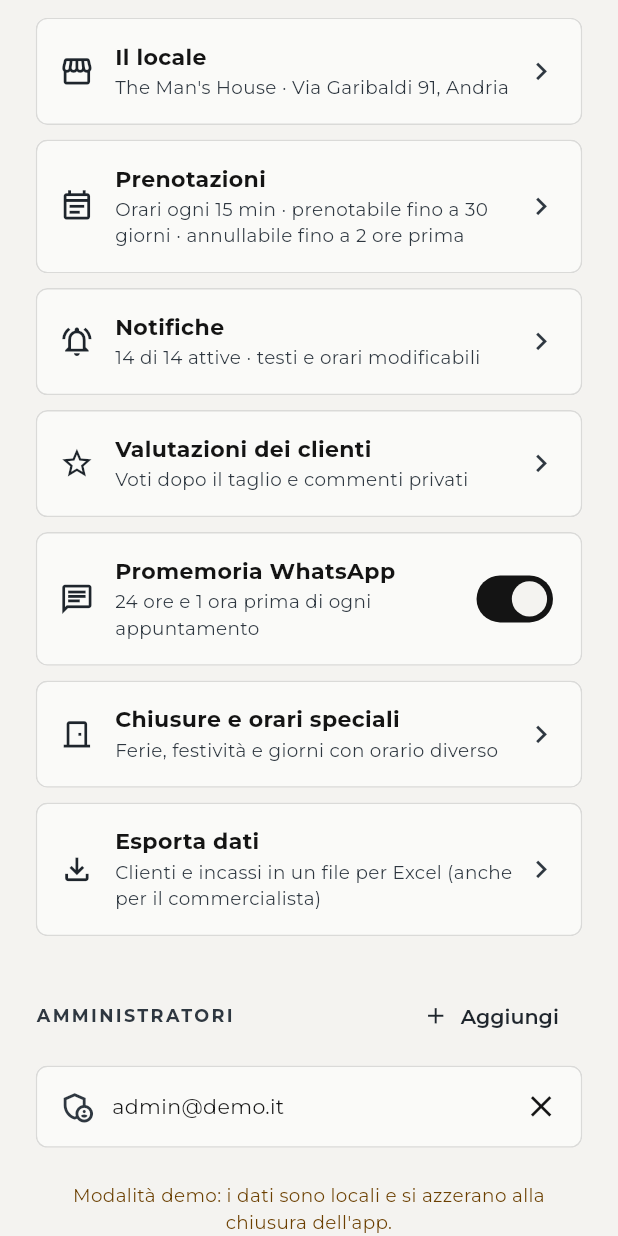
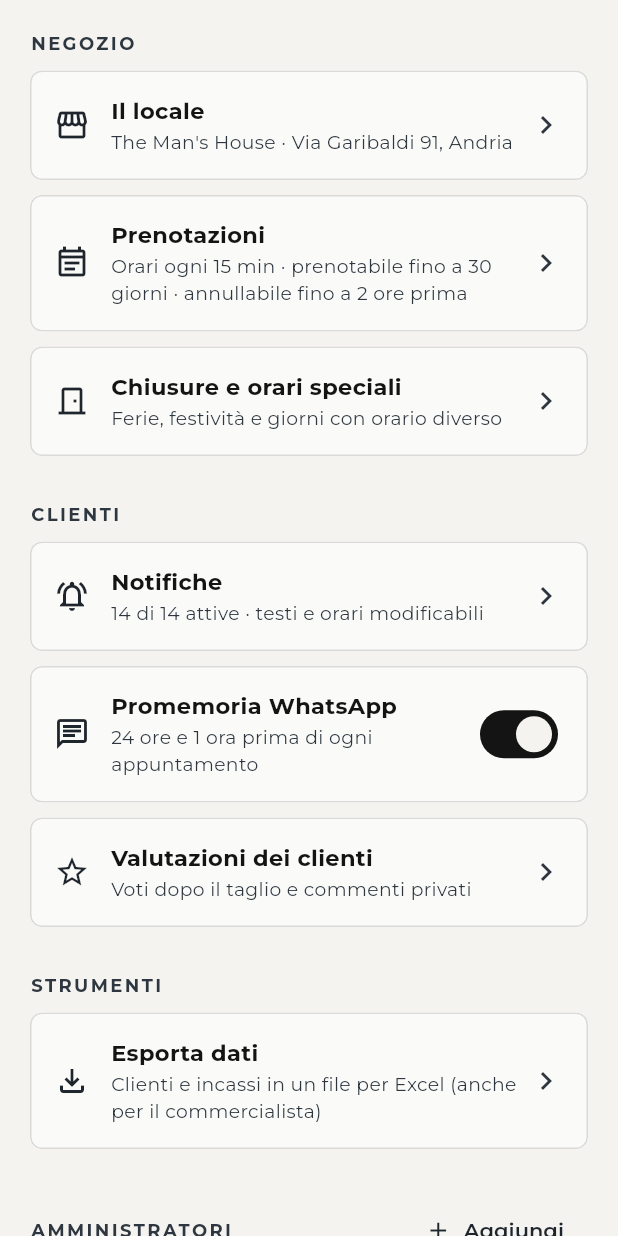
Before and after one commit to felixone04/the-mans-house, a Flutter app: the SettingsTab widget shown alone on an empty page, opened directly, on a phone screen of 412 x 824 dp. Run offline on Flutter 3.47's test engine with Material 3 defaults, Android fonts, the phone set to English and light mode, and no system bars; our stand-ins replace flutter_local_notifications, google_fonts, image_picker, share_plus, shared_preferences, supabase_flutter and 1 more; accounts and stored records are empty.

Commit message:
Opzioni dell'area riservata a grandezza normale, divise in Negozio, Clienti, Strumenti e Amministratori

```diff
--- a/lib/screens/admin/settings_tab.dart
+++ b/lib/screens/admin/settings_tab.dart
@@ -236,14 +236,33 @@ class _SettingsTabState extends State<SettingsTab> {
       ),
     );
 
-    return FitBody(
-      maxWidth: 800,
-      alignment: Alignment.topCenter,
-      child: Column(
-        mainAxisSize: MainAxisSize.min,
+    // voci a grandezza normale, raggruppate; su tablet e computer in due colonne
+    Widget group(String title, List<Widget> tiles) => LayoutBuilder(
+      builder: (context, c) {
+        final two = c.maxWidth >= 700;
+        final w = two ? (c.maxWidth - 12) / 2 : c.maxWidth;
+        return Column(
           crossAxisAlignment: CrossAxisAlignment.stretch,
           children: [
-          const SizedBox(height: 12),
+            SectionTitle(title),
+            Wrap(
+              spacing: 12,
+              children: [for (final t in tiles) SizedBox(width: w, child: t)],
+            ),
+          ],
+        );
+      },
+    );
+
+    return ListView(
+      padding: const EdgeInsets.only(bottom: 32),
+      children: [
+        ResponsiveCenter(
+          maxWidth: 900,
+          child: Column(
+            crossAxisAlignment: CrossAxisAlignment.stretch,
+            children: [
+              group('Negozio', [
                 tile(
                   Icons.storefront_outlined,
                   'Il locale',
@@ -255,7 +274,12 @@ class _SettingsTabState extends State<SettingsTab> {
                     _field('maps', 'Link Google Maps', icon: Icons.map_outlined, type: TextInputType.url),
                     _field('phone', 'Telefono', icon: Icons.call_outlined, type: TextInputType.phone),
                     _field('whatsapp', 'WhatsApp del negozio', icon: Icons.chat_outlined, type: TextInputType.phone),
-              _field('instagram', 'Instagram (mostrato nella home)', icon: Icons.camera_alt_outlined, hint: 'nomeutente'),
+                    _field(
+                      'instagram',
+                      'Instagram (mostrato nella home)',
+                      icon: Icons.camera_alt_outlined,
+                      hint: 'nomeutente',
+                    ),
                     _field(
                       'review',
                       'Link recensioni Google',
@@ -279,6 +303,17 @@ class _SettingsTabState extends State<SettingsTab> {
                   ]),
                 ),
                 tile(
+                  Icons.door_front_door_outlined,
+                  'Chiusure e orari speciali',
+                  nextDay == null
+                      ? 'Ferie, festività e giorni con orario diverso'
+                      : 'Prossimo: ${fmtDayShort(nextDay.day)} · '
+                            '${nextDay.closed ? 'chiuso' : '${formatTime(nextDay.open!)}–${formatTime(nextDay.close!)}'}',
+                  onTap: () => Navigator.of(context).push(fadeRoute(const ShopDaysScreen())),
+                ),
+              ]),
+              group('Clienti', [
+                tile(
                   Icons.notifications_active_outlined,
                   'Notifiche',
                   () {
@@ -290,12 +325,6 @@ class _SettingsTabState extends State<SettingsTab> {
                     await Navigator.of(context).push(fadeRoute(const NotificationsScreen()));
                     if (mounted) setState(() => _s = AppScope.read(context).settings.copy());
                   },
-          ),
-          tile(
-            Icons.star_outline,
-            'Valutazioni dei clienti',
-            'Voti dopo il taglio e commenti privati',
-            onTap: () => Navigator.of(context).push(fadeRoute(const ReviewsScreen())),
                 ),
                 tile(
                   Icons.chat_outlined,
@@ -312,20 +341,20 @@ class _SettingsTabState extends State<SettingsTab> {
                   ),
                 ),
                 tile(
-            Icons.door_front_door_outlined,
-            'Chiusure e orari speciali',
-            nextDay == null
-                ? 'Ferie, festività e giorni con orario diverso'
-                : 'Prossimo: ${fmtDayShort(nextDay.day)} · '
-                      '${nextDay.closed ? 'chiuso' : '${formatTime(nextDay.open!)}–${formatTime(nextDay.close!)}'}',
-            onTap: () => Navigator.of(context).push(fadeRoute(const ShopDaysScreen())),
+                  Icons.star_outline,
+                  'Valutazioni dei clienti',
+                  'Voti dopo il taglio e commenti privati',
+                  onTap: () => Navigator.of(context).push(fadeRoute(const ReviewsScreen())),
                 ),
+              ]),
+              group('Strumenti', [
                 tile(
                   Icons.file_download_outlined,
                   'Esporta dati',
                   'Clienti e incassi in un file per Excel (anche per il commercialista)',
                   onTap: () => showExportSheet(context),
                 ),
+              ]),
               SectionTitle(
                 'Amministratori',
                 trailing: TextButton.icon(
@@ -363,6 +392,8 @@ class _SettingsTabState extends State<SettingsTab> {
               ],
             ],
           ),
+        ),
+      ],
     );
   }
 }
```
Lines whose indentation alone changed are shown as unchanged.
